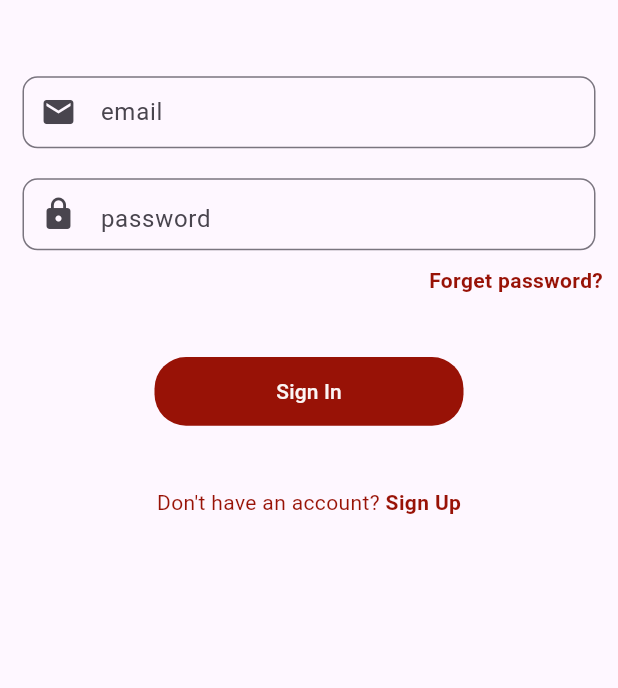
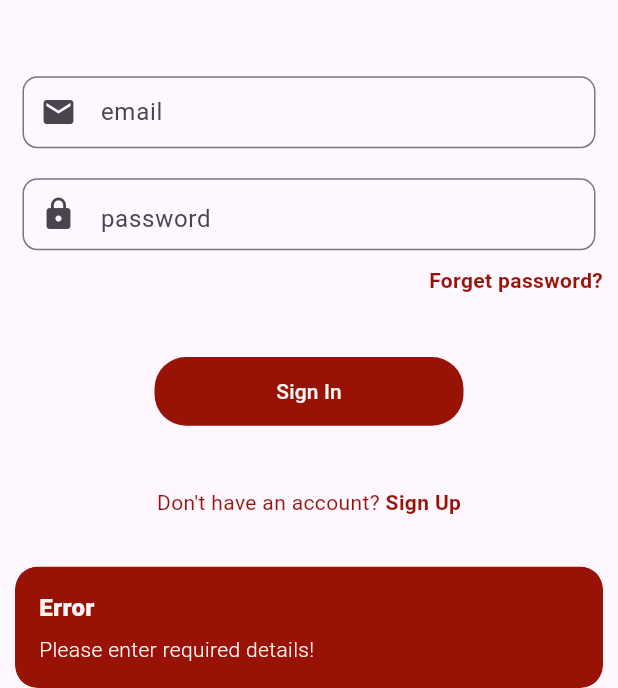
Before and after one commit to Sikandar897/mystic_mall, a Flutter app: the SignInScreen screen opened directly, after a tap on "Sign In", on a phone screen of 412 x 824 dp, the part 548-1236 px from its top. Run offline on Flutter 3.47's test engine with Material 3 defaults, Android fonts, the phone set to English and light mode, and no system bars; our stand-ins replace cloud_firestore, firebase_auth, firebase_core, flutter_easyloading, flutter_keyboard_visibility, font_awesome_flutter and 3 more; accounts and stored records are empty.

Commit message:
sign up and sign in with email firebase

```diff
--- /dev/null
+++ b/lib/controllers/sign_in_controller.dart
@@ -0,0 +1,35 @@
+import 'package:firebase_auth/firebase_auth.dart';
+import 'package:flutter_easyloading/flutter_easyloading.dart';
+import 'package:get/get.dart';
+import 'package:mystic_mall/utils/app_constant.dart';
+
+class SignInController extends GetxController {
+  final FirebaseAuth _auth = FirebaseAuth.instance;
+
+  //for password visibllity
+
+  var isPasswordVisible = true.obs;
+
+  Future<UserCredential?> signInMethod(
+    String userPassword,
+    String userEmail,
+  ) async {
+    try {
+      EasyLoading.show(status: "Please wait ..");
+
+      UserCredential userCredential = await _auth.signInWithEmailAndPassword(
+          email: userEmail,
+          password: userPassword
+          );
+
+      EasyLoading.dismiss();
+      return userCredential;
+    } catch (e) {
+      EasyLoading.dismiss();
+      Get.snackbar("Error", "$e",
+          snackPosition: SnackPosition.BOTTOM,
+          backgroundColor: AppConstant.appSecondoryColor,
+          colorText: AppConstant.appTextColor);
+    }
+  }
+}
--- a/lib/screens/auth-ui/sign_in_screen.dart
+++ b/lib/screens/auth-ui/sign_in_screen.dart
@@ -1,8 +1,11 @@
+import 'package:firebase_auth/firebase_auth.dart';
 import 'package:flutter/material.dart';
 import 'package:flutter_keyboard_visibility/flutter_keyboard_visibility.dart';
 import 'package:get/get.dart';
 import 'package:lottie/lottie.dart';
+import 'package:mystic_mall/controllers/sign_in_controller.dart';
 import 'package:mystic_mall/screens/auth-ui/sign_up_screen.dart';
+import 'package:mystic_mall/screens/user-panel/main_screen.dart';
 import 'package:mystic_mall/utils/app_constant.dart';
 
 //itsElexender friday jan, 5 2024 (OFF)
@@ -15,6 +18,12 @@ class SignInScreen extends StatefulWidget {
 }
 
 class _SignInScreenState extends State<SignInScreen> {
+  final SignInController signInController = Get.put(SignInController());
+
+  //text editing controller
+
+  TextEditingController userEmail = TextEditingController();
+  TextEditingController userPassword = TextEditingController();
   @override
   Widget build(BuildContext context) {
     return KeyboardVisibilityBuilder(
@@ -47,6 +56,7 @@ class _SignInScreenState extends State<SignInScreen> {
                     child: Padding(
                       padding: const EdgeInsets.all(10.0),
                       child: TextField(
+                        controller: userEmail,
                         cursorColor: AppConstant.appSecondoryColor,
                         keyboardType: TextInputType.emailAddress,
                         decoration: InputDecoration(
@@ -64,19 +74,31 @@ class _SignInScreenState extends State<SignInScreen> {
                     width: Get.width,
                     child: Padding(
                         padding: const EdgeInsets.all(10.0),
-                      child: TextField(
+                        child: Obx(
+                          () => TextField(
+                            controller: userPassword,
+                            obscureText:
+                                signInController.isPasswordVisible.value,
                             cursorColor: AppConstant.appSecondoryColor,
                             keyboardType: TextInputType.visiblePassword,
                             decoration: InputDecoration(
                                 hintText: 'password',
                                 prefixIcon: const Icon(Icons.lock),
-                            suffix: const Icon(Icons.visibility_off),
+                                suffix: GestureDetector(
+                                    onTap: () {
+                                      signInController.isPasswordVisible
+                                          .toggle();
+                                    },
+                                    child: signInController
+                                            .isPasswordVisible.value
+                                        ? const Icon(Icons.visibility_off)
+                                        : const Icon(Icons.visibility)),
                                 contentPadding:
                                     const EdgeInsets.only(top: 2.0, left: 8.0),
                                 border: OutlineInputBorder(
                                     borderRadius: BorderRadius.circular(10.0))),
                           ),
-                    ),
+                        )),
                   ),
                   Container(
                     margin: const EdgeInsets.symmetric(horizontal: 10.0),
@@ -97,7 +119,47 @@ class _SignInScreenState extends State<SignInScreen> {
                     width: Get.width / 2,
                     height: Get.height / 18,
                     child: TextButton(
-                        onPressed: () {},
+                        onPressed: () async {
+                          String email = userEmail.text.trim();
+                          String password = userPassword.text.trim();
+
+                          if (email.isEmpty || password.isEmpty) {
+                            Get.snackbar(
+                                "Error", "Please enter required details!",
+                                snackPosition: SnackPosition.BOTTOM,
+                                backgroundColor: AppConstant.appSecondoryColor,
+                                colorText: AppConstant.appTextColor);
+                          } else {
+                            UserCredential? userCredential =
+                                await signInController.signInMethod(email, password);
+
+                            if (userCredential != null) {
+                              if (userCredential.user!.emailVerified) {
+                                Get.snackbar("Success", "Login Successfully!",
+                                    snackPosition: SnackPosition.BOTTOM,
+                                    backgroundColor:
+                                        AppConstant.appSecondoryColor,
+                                    colorText: AppConstant.appTextColor);
+
+                                //route
+                                Get.offAll(const MainScreen());
+                              } else {
+                                Get.snackbar("Error",
+                                    "Please verify your email before login",
+                                    snackPosition: SnackPosition.BOTTOM,
+                                    backgroundColor:
+                                        AppConstant.appSecondoryColor,
+                                    colorText: AppConstant.appTextColor);
+                              }
+                            } else {
+                              Get.snackbar("Error", "Please try again!",
+                                  snackPosition: SnackPosition.BOTTOM,
+                                  backgroundColor:
+                                      AppConstant.appSecondoryColor,
+                                  colorText: AppConstant.appTextColor);
+                            }
+                          }
+                        },
                         child: const Text(
                           'Sign In',
                           style: TextStyle(color: AppConstant.appTextColor),
@@ -117,9 +179,9 @@ class _SignInScreenState extends State<SignInScreen> {
                         onTap: () => Get.off(const SignUpScreen()),
                         child: const Text(
                           "Sign Up",
-                          style: TextStyle(color: AppConstant.appSecondoryColor,
-                          fontWeight: FontWeight.bold
-                          ),
+                          style: TextStyle(
+                              color: AppConstant.appSecondoryColor,
+                              fontWeight: FontWeight.bold),
                         ),
                       ),
                     ],
--- a/lib/screens/user-panel/main_screen.dart
+++ b/lib/screens/user-panel/main_screen.dart
@@ -1,3 +1,4 @@
+import 'package:firebase_auth/firebase_auth.dart';
 import 'package:flutter/material.dart';
 import 'package:get/get.dart';
 import 'package:google_sign_in/google_sign_in.dart';
@@ -18,7 +19,9 @@ class MainScreen extends StatelessWidget {
           GestureDetector(
             onTap: () async {
               GoogleSignIn googleSignIn = GoogleSignIn();
+              FirebaseAuth auth = FirebaseAuth.instance;
 
+              await auth.signOut();
              await googleSignIn.signOut();
               Get.offAll(WelcomeScreen());
             },
```
Lines whose indentation alone changed are shown as unchanged.
